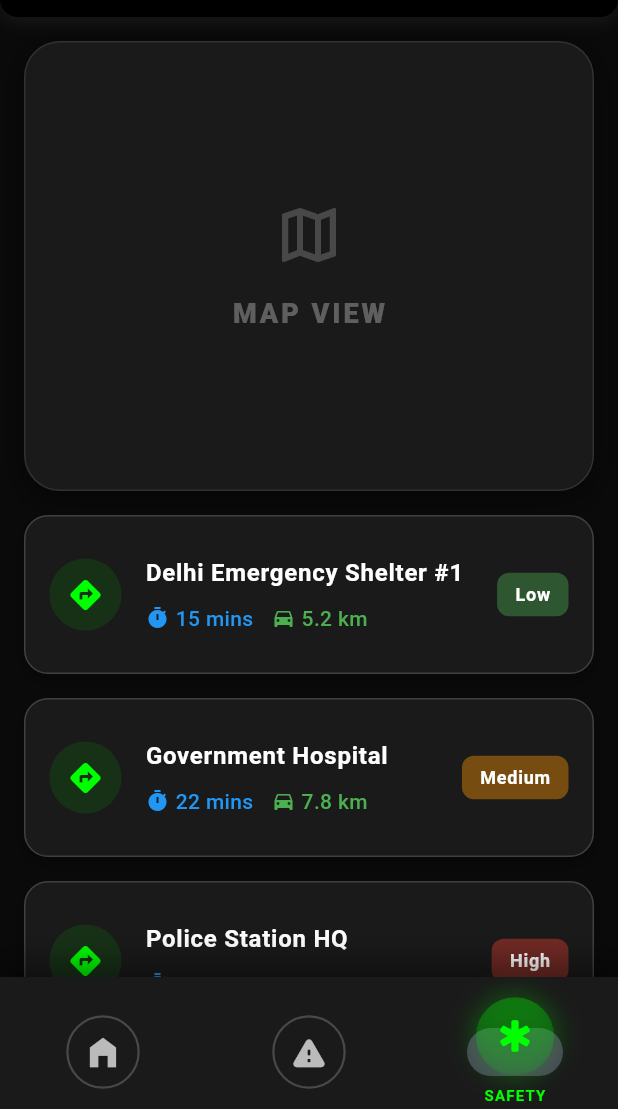
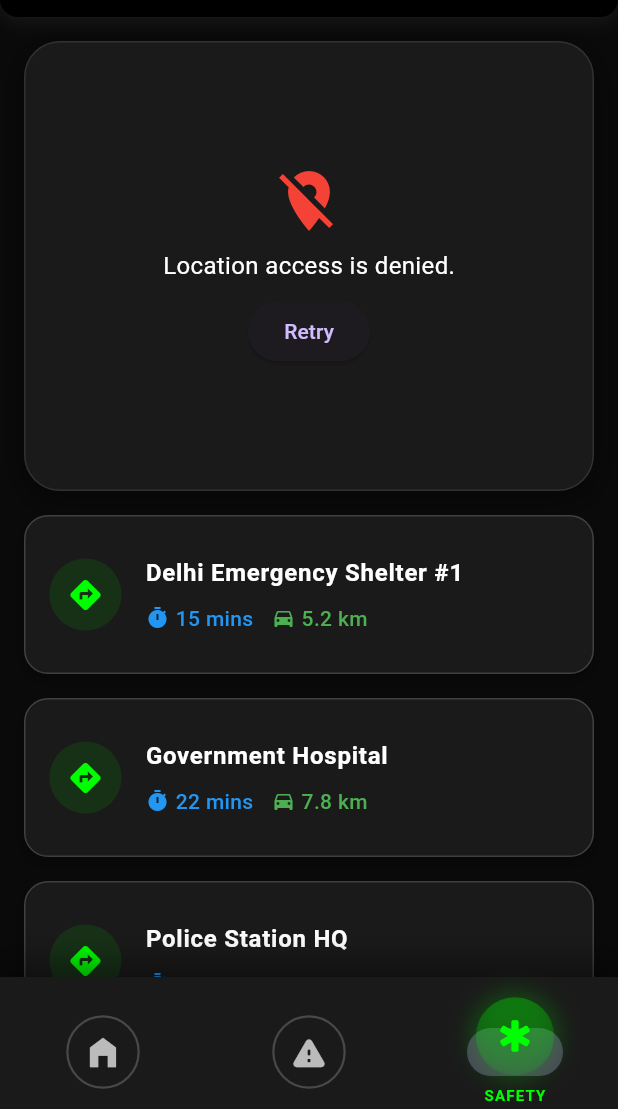
Before and after one commit to SafeEscape-org/SafeEscape, a Flutter app: the screen it shows after launch, item 3 of the bottom bar chosen, on a phone screen of 412 x 824 dp, the part 127-1236 px from its top. Run offline on Flutter 3.47's test engine with Material 3 defaults, Android fonts, the phone set to English and light mode, and no system bars; our stand-ins replace cloud_firestore, firebase_auth, firebase_core, firebase_messaging, geocoding, geolocator and 2 more; accounts and stored records are empty.

Commit message:
FEAT:google maps api setup with location services initial work

```diff
--- a/lib/features/disaster_alerts/pages/maps_screen_feat.dart
+++ b/lib/features/disaster_alerts/pages/maps_screen_feat.dart
@@ -1,9 +1,48 @@
 import 'package:disaster_management/features/disaster_alerts/widgets/headerComponent.dart';
 import 'package:flutter/material.dart';
+import 'package:google_maps_flutter/google_maps_flutter.dart';
+import 'package:disaster_management/services/location_service.dart'; // Import the service file
 
-class EvacuationScreen extends StatelessWidget {
+class EvacuationScreen extends StatefulWidget {
   const EvacuationScreen({super.key});
 
+  @override
+  _EvacuationScreenState createState() => _EvacuationScreenState();
+}
+
+class _EvacuationScreenState extends State<EvacuationScreen> {
+  late GoogleMapController mapController;
+  LatLng? _currentPosition;
+  bool _locationPermissionDenied = false;
+
+  @override
+  void initState() {
+    super.initState();
+    _fetchCurrentLocation();
+  }
+
+  /// Request location permission
+  Future<void> _fetchCurrentLocation() async {
+  var locationData = await LocationService.getCurrentLocation(context);
+  print("locationData: $locationData");
+
+  if (locationData != null) {
+    setState(() {
+      _currentPosition = LatLng(
+        locationData["latitude"] as double,
+        locationData["longitude"] as double,
+      );
+    });
+
+    if (mapController != null && _currentPosition != null) {
+      mapController.animateCamera(
+        CameraUpdate.newLatLng(_currentPosition!),
+      );
+    }
+  } else {
+    setState(() => _locationPermissionDenied = true);
+  }
+}
   @override
   Widget build(BuildContext context) {
     return Scaffold(
@@ -34,28 +73,21 @@ class EvacuationScreen extends StatelessWidget {
                       )
                     ],
                   ),
-                  child: Center(
-                    child: Column(
-                      mainAxisAlignment: MainAxisAlignment.center,
-                      children: [
-                        Icon(
-                          Icons.map_outlined,
-                          color: Colors.white.withOpacity(0.2),
-                          size: 48,
-                        ),
-                        const SizedBox(height: 16),
-                        Text(
-                          'MAP VIEW',
-                          style: TextStyle(
-                            color: Colors.white.withOpacity(0.3),
-                            fontSize: 18,
-                            fontWeight: FontWeight.w900,
-                            letterSpacing: 2,
-                          ),
-                        ),
-                      ],
-                    ),
-                  ),
+                  child: _locationPermissionDenied
+                      ? _buildPermissionDeniedMessage()
+                      : _currentPosition == null
+                          ? _buildLoadingIndicator()
+                          : GoogleMap(
+                              initialCameraPosition: CameraPosition(
+                                target: _currentPosition!,
+                                zoom: 14.0,
+                              ),
+                              myLocationEnabled: true,
+                              myLocationButtonEnabled: true,
+                              onMapCreated: (controller) {
+                                mapController = controller;
+                              },
+                            ),
                 ),
 
                 // Routes List
@@ -69,7 +101,35 @@ class EvacuationScreen extends StatelessWidget {
               ],
             ),
           ),
-          // const FooterComponent(), // Your existing footer
+        ],
+      ),
+    );
+  }
+
+  /// Display loading indicator while fetching location
+  Widget _buildLoadingIndicator() {
+    return const Center(
+      child: CircularProgressIndicator(color: Colors.white),
+    );
+  }
+
+  /// Display message if location permission is denied
+  Widget _buildPermissionDeniedMessage() {
+    return Center(
+      child: Column(
+        mainAxisAlignment: MainAxisAlignment.center,
+        children: [
+          const Icon(Icons.location_off, color: Colors.red, size: 48),
+          const SizedBox(height: 8),
+          const Text(
+            'Location access is denied.',
+            style: TextStyle(color: Colors.white, fontSize: 16),
+          ),
+          const SizedBox(height: 8),
+          ElevatedButton(
+            onPressed: () => LocationService.getCurrentLocation(context),
+            child: const Text('Retry'),
+          ),
         ],
       ),
     );
@@ -159,26 +219,12 @@ class EvacuationScreen extends StatelessWidget {
             ),
           ],
         ),
-        trailing: Container(
-          padding: const EdgeInsets.symmetric(horizontal: 12, vertical: 6),
-          decoration: BoxDecoration(
-            color: _getTrafficColor(route['traffic']!),
-            borderRadius: BorderRadius.circular(8),
-          ),
-          child: Text(
-            route['traffic']!,
-            style: const TextStyle(
-              color: Colors.white,
-              fontSize: 12,
-              fontWeight: FontWeight.w700,
-            ),
-          ),
-        ),
       ),
     );
   }
 
-  Widget _buildStatusChip({required IconData icon, required String text, required Color color}) {
+  Widget _buildStatusChip(
+      {required IconData icon, required String text, required Color color}) {
     return Row(
       mainAxisSize: MainAxisSize.min,
       children: [
@@ -195,15 +241,4 @@ class EvacuationScreen extends StatelessWidget {
       ],
     );
   }
-
-  Color _getTrafficColor(String level) {
-    switch (level.toLowerCase()) {
-      case 'high':
-        return Colors.red.withOpacity(0.4);
-      case 'medium':
-        return Colors.orange.withOpacity(0.4);
-      default:
-        return Colors.green.withOpacity(0.4);
-    }
-  }
 }
--- a/lib/services/location_service.dart
+++ b/lib/services/location_service.dart
@@ -1,9 +1,15 @@
 import 'dart:math';
+import 'package:flutter/material.dart';
+import 'package:geolocator/geolocator.dart';
+import 'package:google_maps_flutter/google_maps_flutter.dart';
+import 'package:permission_handler/permission_handler.dart';
+import 'package:geocoding/geocoding.dart';
 
 class LocationService {
   static const double earthRadiusKm = 6371;
 
-  static double calculateDistance(double lat1, double lon1, double lat2, double lon2) {
+  static double calculateDistance(
+      double lat1, double lon1, double lat2, double lon2) {
     double dLat = _degreesToRadians(lat2 - lat1);
     double dLon = _degreesToRadians(lon2 - lon1);
 
@@ -20,4 +26,104 @@ class LocationService {
   static double _degreesToRadians(double degrees) {
     return degrees * pi / 180;
   }
+
+  static Future<Map<String, dynamic>?> getCurrentLocation(BuildContext context) async {
+    if (!await _isLocationServiceEnabled(context)) return null;
+    if (!await _requestLocationPermission(context)) return null;
+
+    try {
+      Position position = await Geolocator.getCurrentPosition(
+          desiredAccuracy: LocationAccuracy.high);
+
+      String? address = await _getAddressFromCoordinates(
+          position.latitude, position.longitude);
+
+      return {
+        "latitude": position.latitude,
+        "longitude": position.longitude,
+        "address": address,
+        "lastFetched": DateTime.now().toString(),
+      };
+    } catch (e) {
+      debugPrint("Error fetching location: $e");
+      return null;
+    }
+  }
+
+  static Future<bool> _isLocationServiceEnabled(BuildContext context) async {
+    bool serviceEnabled = await Geolocator.isLocationServiceEnabled();
+    if (!serviceEnabled) {
+      _showLocationServiceDialog(context);
+      return false;
+    }
+    return true;
+  }
+
+  static Future<bool> _requestLocationPermission(BuildContext context) async {
+    LocationPermission permission = await Geolocator.checkPermission();
+    if (permission == LocationPermission.denied) {
+      permission = await Geolocator.requestPermission();
+      if (permission == LocationPermission.denied) {
+        return false;
+      }
+    }
+
+    if (permission == LocationPermission.deniedForever) {
+      _showPermissionDeniedForeverDialog(context);
+      return false;
+    }
+
+    return true;
+  }
+
+  static Future<String?> _getAddressFromCoordinates(double lat, double lon) async {
+    try {
+      List<Placemark> placemarks = await placemarkFromCoordinates(lat, lon);
+      return placemarks.isNotEmpty
+          ? "${placemarks[0].locality}, ${placemarks[0].country}"
+          : "Unknown Location";
+    } catch (e) {
+      debugPrint("Error getting address: $e");
+      return "Unknown Location";
+    }
+  }
+
+  static void _showLocationServiceDialog(BuildContext context) {
+    showDialog(
+      context: context,
+      builder: (context) => AlertDialog(
+        title: const Text("Location Service Disabled"),
+        content: const Text("Please enable location services to continue."),
+        actions: [
+          TextButton(
+            onPressed: () async {
+              Navigator.pop(context);
+              await Geolocator.openLocationSettings();
+            },
+            child: const Text("Open Settings"),
+          ),
+        ],
+      ),
+    );
+  }
+
+  static void _showPermissionDeniedForeverDialog(BuildContext context) {
+    showDialog(
+      context: context,
+      builder: (context) => AlertDialog(
+        title: const Text("Permission Denied Forever"),
+        content: const Text(
+            "Location permission is permanently denied. Please enable it from app settings."),
+        actions: [
+          TextButton(
+            onPressed: () async {
+              Navigator.pop(context);
+              await Geolocator.openAppSettings();
+            },
+            child: const Text("Open Settings"),
+          ),
+        ],
+      ),
+    );
+  }
 }
--- a/pubspec.yaml
+++ b/pubspec.yaml
@@ -39,6 +39,11 @@ dependencies:
   firebase_auth: ^5.4.2
   firebase_messaging: ^15.2.2
   http: ^1.3.0
+  google_maps_flutter: ^2.10.0
+  geolocator: ^13.0.2
+  connectivity_plus: ^6.1.3
+  permission_handler: ^11.3.1
+  geocoding: ^3.0.0
 
 dev_dependencies:
   flutter_test:
```
Also changed, not shown: lib/features/disaster_alerts/pages/home_screen.dart (+84 -11 lines), pubspec.lock, 1 other file.
